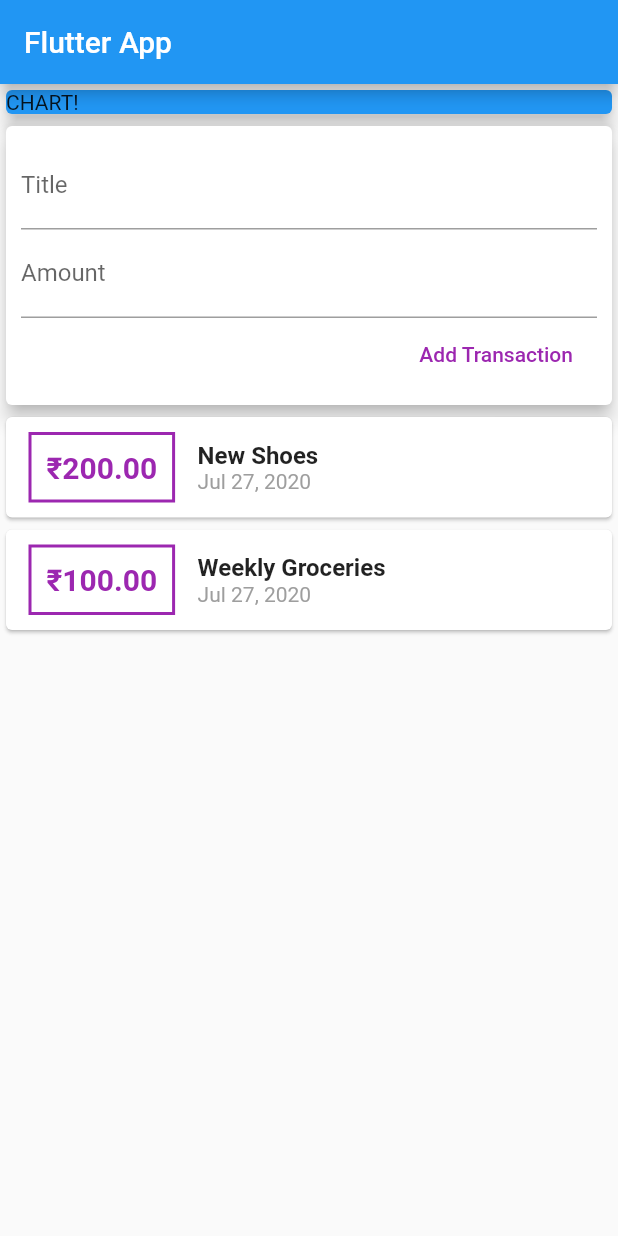
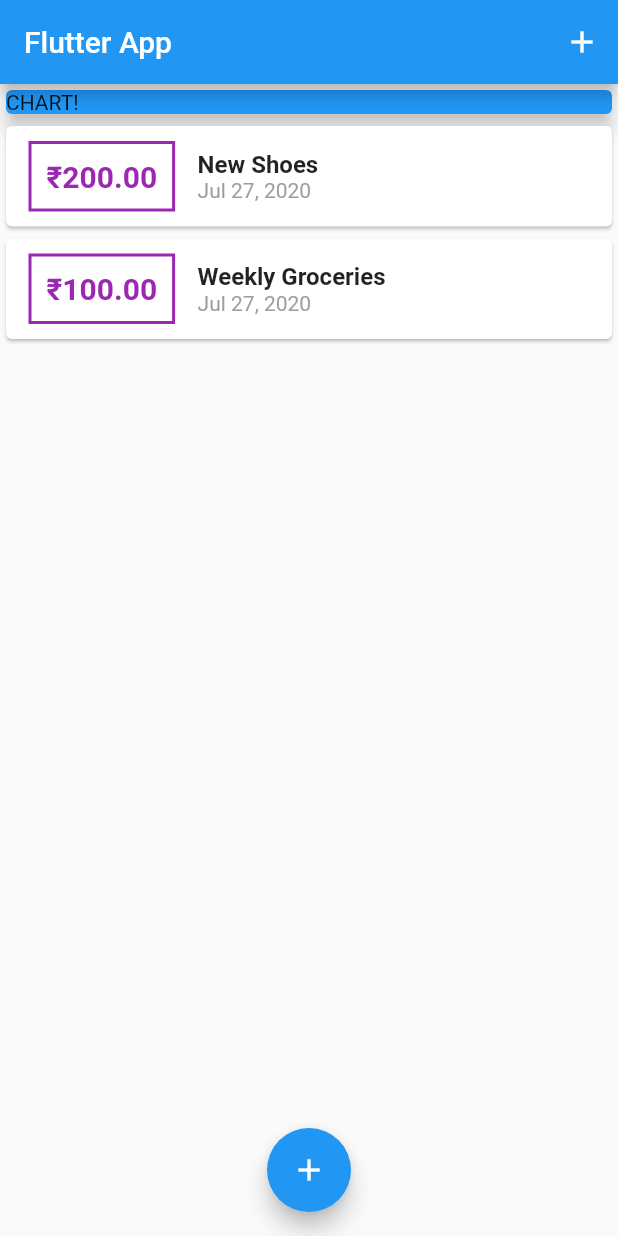
Before and after one commit to xybercommander/expense_app, a Flutter app: the screen it shows after launch, on a phone screen of 412 x 824 dp. Run offline on Flutter 3.47's test engine with Material 2 defaults, Android fonts, the phone set to English and light mode, and no system bars.

Commit message:
removed some files

```diff
--- a/lib/main.dart
+++ b/lib/main.dart
@@ -1,5 +1,6 @@
 import 'package:expense_app/models/transaction.dart';
-import 'package:expense_app/widgets/user_transactions.dart';
+import 'package:expense_app/widgets/new_transaction.dart';
+import 'package:expense_app/widgets/transaction_list.dart';
 import 'package:flutter/material.dart';
 
 void main() {
@@ -18,13 +19,53 @@ class MyApp extends StatelessWidget {
   }
 }
 
-class MyHomePage extends StatelessWidget {
+class MyHomePage extends StatefulWidget {
+  @override
+  _MyHomePageState createState() => _MyHomePageState();
+}
+
+class _MyHomePageState extends State<MyHomePage> {
+  final List<Transaction> _userTransationList = [
+    Transaction(
+        id: 't1', title: 'New Shoes', amount: 200, date: DateTime.now()),
+    Transaction(
+        id: 't2', title: 'Weekly Groceries', amount: 100, date: DateTime.now()),
+  ];
+
+  void _addNewTransaction(String txTitle, double txAmount) {
+    final newTx = Transaction(
+        id: DateTime.now().toString(),
+        title: txTitle,
+        amount: txAmount,
+        date: DateTime.now());
+
+    setState(() {
+      _userTransationList.add(newTx);
+    });
+  }
+
+  void _startAddNewTransaction(BuildContext ctx) {
+    showModalBottomSheet(
+        context: ctx,
+        builder: (_) {
+          return GestureDetector(
+            child: NewTransaction(_addNewTransaction),
+            onTap: () {},
+            behavior: HitTestBehavior.opaque,
+          );
+        });
+  }
 
   @override
   Widget build(BuildContext context) {
     return Scaffold(
       appBar: AppBar(
         title: Text("Flutter App"),
+        actions: <Widget>[
+          IconButton(icon: Icon(Icons.add),
+            onPressed: () => _startAddNewTransaction(context),
+          )
+        ],
       ),
       body: SingleChildScrollView(
         child: Column(
@@ -39,9 +80,15 @@ class MyHomePage extends StatelessWidget {
                 elevation: 5,
               ),
             ),
-              UserTransactions()
+            TransactionList(_userTransationList)
           ],
         ),
-        ));
+      ),
+      floatingActionButtonLocation: FloatingActionButtonLocation.centerFloat,
+      floatingActionButton: FloatingActionButton(
+        child: Icon(Icons.add),
+        onPressed: () => _startAddNewTransaction(context),
+      ),
+    );
   }
 }
--- a/lib/widgets/user_transactions.dart
+++ /dev/null
@@ -1,40 +0,0 @@
-import 'package:flutter/material.dart';
-import 'package:expense_app/widgets/new_transaction.dart';
-import 'package:expense_app/models/transaction.dart';
-import 'package:expense_app/widgets/transaction_list.dart';
-
-class UserTransactions extends StatefulWidget {
-  @override
-  _UserTransactionsState createState() => _UserTransactionsState();
-}
-
-class _UserTransactionsState extends State<UserTransactions> {
-  final List<Transaction> _userTransationList = [
-    Transaction(
-        id: 't1', title: 'New Shoes', amount: 200, date: DateTime.now()),
-    Transaction(
-        id: 't2', title: 'Weekly Groceries', amount: 100, date: DateTime.now()),
-  ];
-
-  void _addNewTransaction(String txTitle, double txAmount) {
-    final newTx = Transaction(
-        id: DateTime.now().toString(),
-        title: txTitle,
-        amount: txAmount,
-        date: DateTime.now());
-
-    setState(() {
-      _userTransationList.add(newTx);
-    });
-  }
-
-  @override
-  Widget build(BuildContext context) {
-    return Column(
-      children: <Widget>[
-        NewTransaction(_addNewTransaction),
-        TransactionList(_userTransationList)
-      ],
-    );
-  }
-}
```
Lines whose indentation alone changed are shown as unchanged.
